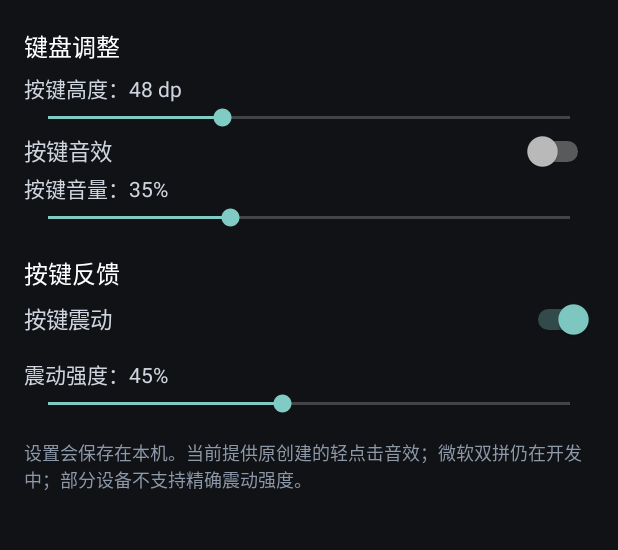
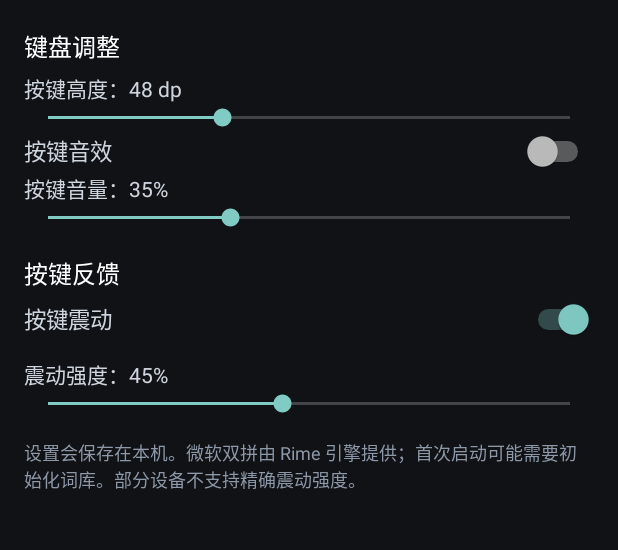
Before and after one commit to Tugefatu/ArchIME, an Android app: the SettingsActivity screen opened directly, with no data from a screen before it, on a phone screen of 412 x 824 dp, the part 83-633 px from its top. Run offline under Robolectric (Android 15) with nearby library versions, the phone set to English and light mode, and no system bars.

Commit message:
Update settings help for Rime integration

```diff
--- a/android-v1/app/src/main/java/org/archime/ime/SettingsActivity.kt
+++ b/android-v1/app/src/main/java/org/archime/ime/SettingsActivity.kt
@@ -111,7 +111,7 @@ class SettingsActivity : Activity() {
             })
         })
         root.addView(TextView(this).apply {
-            text = "设置会保存在本机。当前提供原创建的轻点击音效；微软双拼仍在开发中；部分设备不支持精确震动强度。"
+            text = "设置会保存在本机。微软双拼由 Rime 引擎提供；首次启动可能需要初始化词库。部分设备不支持精确震动强度。"
             textSize = 12f
             setTextColor(0xFF8D98A8.toInt())
             setPadding(0, 22, 0, 0)
```
